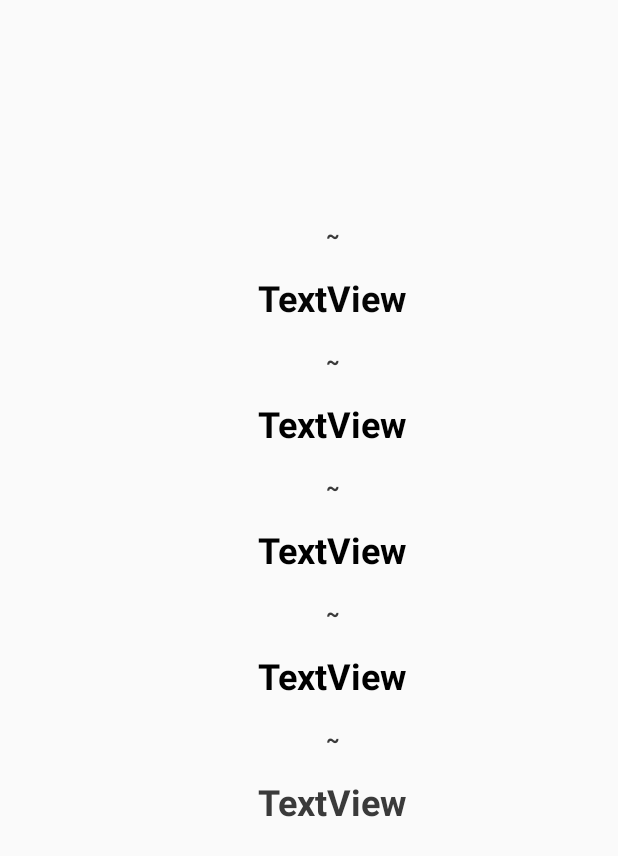
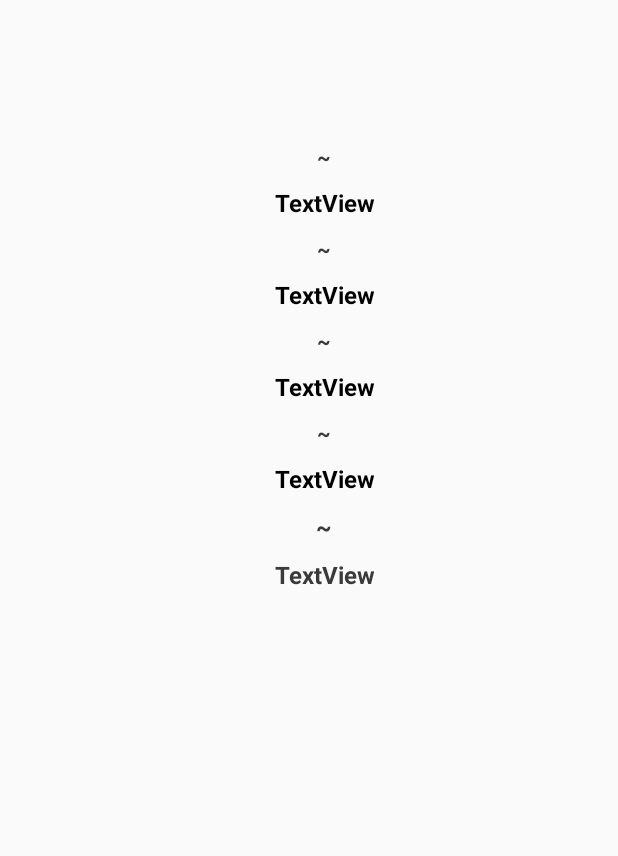
Before and after one commit to mmascolo/mensafontenuova202021_OK, an Android app: the layout recyclerview_item.xml on its own in the app's theme, with its tools: preview values and no code run, on a phone screen of 412 x 824 dp. Shown: the top 856 px of the screen. Run offline under Robolectric (Android 15) with nearby library versions, the phone set to English and light mode, and no system bars; Roboto replaces fonts that are not available here.

Commit message:
ok 2022 -12/02
Signed-off-by: Michele <michele.mascolo@gmail.com>

```diff
--- a/app/build.gradle
+++ b/app/build.gradle
@@ -8,8 +8,8 @@ android {
         applicationId 'com.mminf.mensafontenuova'
         minSdkVersion 21
         targetSdkVersion 30
-        versionCode 58
-        versionName 'ae202021.1'
+        versionCode 59
+        versionName 'ae202021.2'
     }
     buildTypes {
         release {
--- a/app/src/main/res/layout/recyclerview_item.xml
+++ b/app/src/main/res/layout/recyclerview_item.xml
@@ -5,7 +5,7 @@
     android:layout_width="match_parent"
     android:layout_height="match_parent"
     android:orientation="vertical"
-    android:padding="25dp">
+    android:padding="10dp">
 
     <TextView
         android:id="@+id/data"
@@ -20,7 +20,7 @@
         android:gravity="center"
         android:textAlignment="center"
         android:textColor="#000000"
-        android:textSize="30sp"
+        android:textSize="20dp"
         android:textStyle="bold|italic" />
 
     <TextView
@@ -34,7 +34,7 @@
         android:gravity="center"
         android:textAlignment="center"
         android:textColor="#000000"
-        android:textSize="24sp"
+        android:textSize="20dp"
         android:textStyle="bold" />
 
     <TextView
@@ -64,7 +64,7 @@
         android:text="TextView"
         android:textAlignment="center"
         android:textColor="#050505"
-        android:textSize="24sp"
+        android:textSize="16sp"
         android:textStyle="bold" />
 
     <TextView
@@ -94,7 +94,7 @@
         android:text="TextView"
         android:textAlignment="center"
         android:textColor="#000000"
-        android:textSize="24sp"
+        android:textSize="16sp"
         android:textStyle="bold" />
 
     <TextView
@@ -124,7 +124,7 @@
         android:text="TextView"
         android:textAlignment="center"
         android:textColor="#000000"
-        android:textSize="24sp"
+        android:textSize="16sp"
         android:textStyle="bold" />
 
     <TextView
@@ -154,7 +154,7 @@
         android:text="TextView"
         android:textAlignment="center"
         android:textColor="#000000"
-        android:textSize="24sp"
+        android:textSize="16sp"
         android:textStyle="bold" />
 
     <TextView
@@ -170,7 +170,7 @@
         android:text="~"
         android:textAlignment="center"
         android:textColor="#3A3A3A"
-        android:textSize="14sp"
+        android:textSize="16sp"
         android:textStyle="bold" />
 
     <TextView
@@ -186,7 +186,7 @@
         android:text="TextView"
         android:textAlignment="center"
         android:textColor="#3A3A3A"
-        android:textSize="24sp"
+        android:textSize="16sp"
         android:textStyle="bold" />
 
 
--- a/app/src/main/res/values/dimens.xml
+++ b/app/src/main/res/values/dimens.xml
@@ -3,7 +3,7 @@
     <dimen name="nav_header_vertical_spacing">16dp</dimen>
     <dimen name="nav_header_height">160dp</dimen>
     <!-- Default screen margins, per the Android Design guidelines. -->
-    <dimen name="activity_horizontal_margin">16dp</dimen>
-    <dimen name="activity_vertical_margin">16dp</dimen>
+    <dimen name="activity_horizontal_margin">10dp</dimen>
+    <dimen name="activity_vertical_margin">10dp</dimen>
     <dimen name="fab_margin">16dp</dimen>
 </resources>
```
Also changed, not shown: 1 other file.
